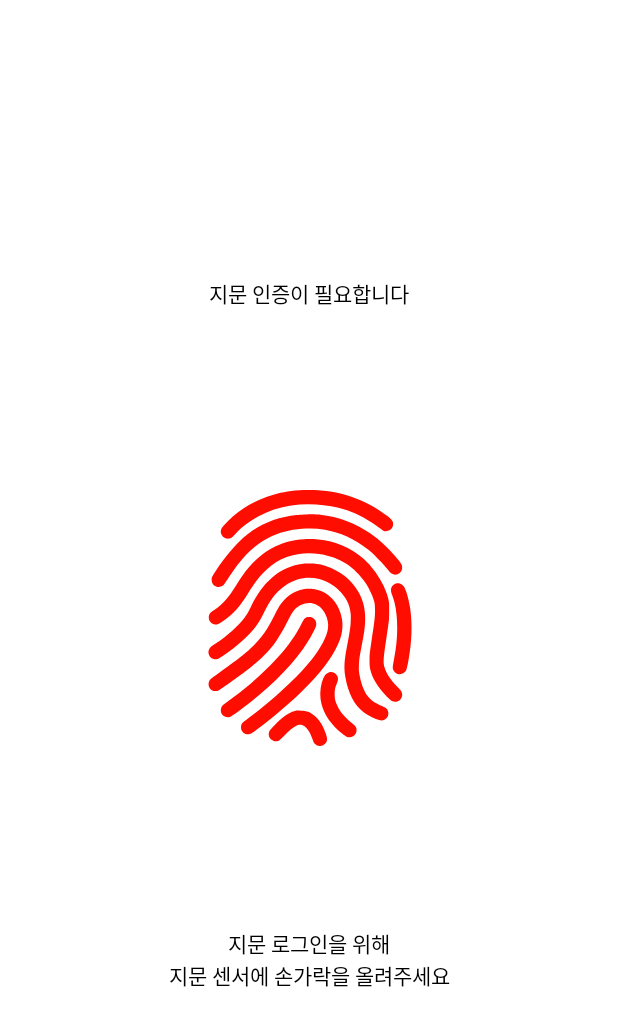
After one commit to matteblack9/self_Sovereign_BlockChain, an Android app: the FingerPrintAuthActivity screen opened directly, with no data from a screen before it, on a phone screen of 412 x 824 dp. The commit adds this screen. Shown: the top 1026 px of the screen. Run offline under Robolectric (Android 15) with nearby library versions, the phone set to English and light mode, and no system bars; libraries missing offline, so code that uses them is left out: com.multidots.fingerprintauth; 2 statements that could not run were skipped.

Commit message:
second android commit

```diff
--- a/hackathon_ad/app/build.gradle
+++ b/hackathon_ad/app/build.gradle
@@ -22,6 +22,8 @@ dependencies {
     implementation fileTree(dir: 'libs', include: ['*.jar'])
     implementation 'com.android.support:appcompat-v7:26.1.0'
     implementation 'com.android.support.constraint:constraint-layout:1.1.2'
+    implementation 'com.multidots:fingerprint-auth:1.0.1'
+    implementation 'com.github.kenglxn.QRGen:android:2.5.0'
     testImplementation 'junit:junit:4.12'
     androidTestImplementation 'com.android.support.test:runner:1.0.2'
     androidTestImplementation 'com.android.support.test.espresso:espresso-core:3.0.2'
--- a/hackathon_ad/app/src/main/java/android/blockchain/hackathon/MainActivity.java
+++ b/hackathon_ad/app/src/main/java/android/blockchain/hackathon/MainActivity.java
@@ -1,13 +1,13 @@
 package android.blockchain.hackathon;
 
-import android.support.v7.app.AppCompatActivity;
 import android.os.Bundle;
 
-public class MainActivity extends AppCompatActivity {
+public class MainActivity extends MainBaseActivity {
 
     @Override
     protected void onCreate(Bundle savedInstanceState) {
         super.onCreate(savedInstanceState);
         setContentView(R.layout.activity_main);
+
     }
 }
--- /dev/null
+++ b/hackathon_ad/app/src/main/java/android/blockchain/hackathon/MainBaseActivity.java
@@ -0,0 +1,25 @@
+package android.blockchain.hackathon;
+
+import android.content.Intent;
+import android.os.Bundle;
+import android.support.v7.app.AppCompatActivity;
+
+public class MainBaseActivity extends AppCompatActivity {
+
+    @Override
+    protected void onCreate(Bundle savedInstanceState) {
+        super.onCreate(savedInstanceState);
+        setContentView(R.layout.activity_main_base);
+    }
+
+    @Override
+    public void startActivity(Intent intent) {
+        super.startActivity(intent);
+        overridePendingTransition(android.R.anim.fade_in, android.R.anim.fade_out);
+    }
+
+    @Override
+    public void finish() {
+        super.finish();
+    }
+}
--- /dev/null
+++ b/hackathon_ad/app/src/main/res/drawable/fingerprint.xml
@@ -0,0 +1,39 @@
+<?xml version="1.0" encoding="utf-8"?><!--suppress AndroidUnknownAttribute -->
+<vector xmlns:android="http://schemas.android.com/apk/res/android"
+    android:width="3000dp"
+    android:height="3000dp"
+    android:viewportHeight="2400"
+    android:viewportWidth="2400">
+    <group
+        android:scaleX="0.1"
+        android:scaleY="-0.1"
+        android:translateY="2400">
+        <path
+            android:fillColor="#000000"
+            android:pathData="M11395 23373c-1018 -48 -1794 -171 -2645 -417 -1549 -447 -2926 -1238 -4009 -2301 -423 -416 -620 -667 -660 -845 -15 -67 -13 -217 4 -285 58 -229 260 -429 471 -466 94 -16 271 -6 356 20 113 36 199 113 533 479 489 538 1176 1058 1944 1475 904 490 1891 816 2936 971 1369 203 2844 128 4205 -214 1062 -266 1995 -675 2915 -1278 200 -131 332 -223 610 -427 226 -167 404 -289 464 -320 160 -82 412 -59 580 52 180 119 279 289 289 498 5 126 -8 200 -54 293 -86 175 -405 441 -1033 861 -475 317 -789 503 -1201 709 -331 167 -500 243 -838 379 -1229 493 -2418 746 -3817 813 -185 9 -888 11 -1050 3z" />
+        <path
+            android:fillColor="#000000"
+            android:pathData="M11705 21209c-623 -14 -922 -40 -1426 -124 -1425 -238 -2663 -760 -3768 -1590 -119 -89 -272 -211 -341 -270 -812 -694 -1747 -1814 -2568 -3077 -302 -464 -347 -560 -346 -738 2 -307 165 -535 444 -622 107 -33 257 -32 355 1 101 34 199 86 238 125 61 61 125 151 426 604 164 246 360 534 436 641 1068 1507 2015 2391 3205 2990 880 444 1791 685 2925 776 734 58 1386 34 2039 -76 1348 -226 2613 -809 3835 -1768 264 -207 440 -367 856 -785 428 -428 565 -578 802 -874 266 -333 333 -405 437 -473 239 -157 535 -116 761 106 123 121 178 248 179 415 1 196 -56 321 -275 610 -414 546 -1231 1389 -1818 1879 -172 143 -480 376 -691 522 -1412 981 -2870 1533 -4495 1704 -132 14 -714 37 -850 33 -27 -1 -189 -5 -360 -9z" />
+        <path
+            android:fillColor="#000000"
+            android:pathData="M11465 19009c-972 -58 -1767 -266 -2610 -684 -1115 -553 -2035 -1386 -2908 -2631 -137 -196 -234 -345 -479 -737 -531 -851 -738 -1128 -1157 -1547 -351 -351 -602 -554 -996 -805 -256 -163 -358 -400 -300 -693 43 -214 208 -388 439 -463 94 -31 254 -33 336 -6 351 119 1100 697 1583 1222 373 406 641 769 1072 1455 691 1100 1117 1648 1689 2169 595 543 1139 885 1796 1129 847 314 1867 414 2868 282 900 -119 1775 -436 2468 -892 581 -383 1199 -1002 1646 -1648 343 -495 725 -1324 812 -1760 38 -189 46 -288 53 -605 9 -439 -14 -776 -92 -1356 -39 -286 -54 -388 -195 -1319 -178 -1178 -190 -1286 -197 -1767 -7 -506 12 -726 88 -1013 90 -340 209 -628 396 -960 277 -490 604 -912 1063 -1370 210 -210 353 -333 439 -379 238 -126 545 -79 736 113 182 184 236 465 130 676 -52 103 -110 172 -465 552 -552 590 -914 1154 -1050 1634 -130 461 -107 844 155 2559 155 1013 204 1369 237 1720 18 197 18 1348 0 1495 -31 247 -118 582 -233 897 -299 818 -775 1613 -1408 2353 -138 161 -524 550 -671 676 -1121 960 -2476 1533 -3970 1678 -361 36 -912 46 -1275 25z" />
+        <path
+            android:fillColor="#000000"
+            android:pathData="M11535 16835c-210 -21 -358 -43 -566 -85 -441 -89 -835 -224 -1238 -426 -397 -197 -725 -415 -1091 -723 -169 -142 -568 -542 -725 -726 -440 -517 -787 -1077 -1200 -1935 -220 -457 -307 -606 -520 -888 -565 -751 -1505 -1595 -2615 -2347 -323 -219 -449 -320 -509 -408 -229 -336 -34 -833 370 -943 86 -23 243 -23 324 0 97 28 254 117 515 291 1195 796 2255 1748 2922 2625 246 324 369 534 721 1235 444 884 794 1402 1257 1865 493 493 1107 874 1697 1054 608 184 1315 201 1938 45 314 -79 602 -193 885 -351 673 -377 1246 -942 1560 -1541 207 -394 319 -789 361 -1267 15 -169 6 -677 -15 -881 -45 -431 -113 -869 -227 -1464 -129 -668 -180 -954 -228 -1275 -116 -773 -117 -1293 -5 -1955 236 -1397 789 -2460 1624 -3121 266 -210 686 -441 1090 -599 446 -174 688 -161 909 50 123 118 184 241 197 404 13 153 -54 356 -152 461 -83 89 -156 128 -539 290 -433 183 -719 368 -954 616 -437 461 -712 1072 -896 1989 -82 410 -94 567 -76 983 22 510 55 743 251 1762 207 1084 268 1497 300 2060 52 919 -115 1768 -494 2505 -363 708 -928 1333 -1641 1817 -749 509 -1591 813 -2455 888 -158 14 -617 10 -775 -5z" />
+        <path
+            android:fillColor="#000000"
+            android:pathData="M19634 15056c-184 -60 -354 -224 -417 -404 -15 -43 -20 -84 -20 -167 0 -143 19 -220 127 -512 93 -253 128 -365 186 -605 166 -691 240 -1387 241 -2253 0 -963 -89 -1814 -306 -2914 -85 -435 -100 -592 -70 -734 41 -194 215 -376 420 -439 53 -16 95 -22 170 -21 188 0 331 59 460 188 45 44 93 103 108 131 45 85 129 436 217 904 307 1629 360 3274 150 4655 -114 750 -362 1616 -539 1888 -93 142 -241 252 -391 292 -87 23 -250 19 -336 -9z" />
+        <path
+            android:fillColor="#000000"
+            android:pathData="M11666 14590c-723 -82 -1430 -432 -1937 -957 -149 -155 -256 -289 -372 -466 -129 -194 -205 -333 -455 -822 -330 -647 -488 -936 -690 -1265C7861 10509 7540 10103 7035 9592 6426 8974 5780 8460 4080 7240 3284 6669 3127 6546 3067 6448c-133 -220 -109 -537 56 -736 111 -134 248 -197 455 -208 120 -7 210 7 282 44 178 91 1879 1304 2504 1786 664 511 1085 874 1542 1331 450 450 745 800 1096 1300 306 437 629 988 925 1580 316 632 478 918 609 1081 432 535 1103 796 1720 668 447 -92 837 -407 1071 -865 248 -483 335 -939 267 -1394 -105 -711 -620 -1687 -1423 -2700C11147 7043 9524 5474 7690 4005 7343 3727 7109 3544 6655 3200c-672 -510 -718 -554 -766 -737 -29 -109 -29 -282 0 -373 61 -191 236 -358 435 -415 46 -14 85 -16 175 -13 213 9 275 41 694 351 1980 1464 3926 3192 5233 4647 1248 1388 2093 2760 2358 3825 114 457 136 974 61 1400 -104 592 -327 1125 -648 1550 -147 195 -379 435 -557 578 -365 294 -788 475 -1298 558 -144 24 -537 34 -676 19z" />
+        <path
+            android:fillColor="#000000"
+            android:pathData="M11840 12080c-104 -8 -171 -30 -247 -79 -115 -74 -149 -125 -382 -578 -231 -451 -393 -727 -646 -1103C9986 9459 9333 8677 8430 7766 7305 6631 6139 5635 4770 4640c-497 -361 -571 -426 -632 -551 -81 -166 -89 -408 -19 -548 66 -129 177 -239 306 -301 150 -73 309 -86 458 -40 112 35 420 244 1002 680 2313 1734 4215 3594 5495 5375 223 310 493 724 653 1003 160 277 416 779 475 932 77 197 68 405 -25 583 -69 132 -227 262 -358 295 -59 15 -188 20 -285 12z" />
+        <path
+            android:fillColor="#000000"
+            android:pathData="M13720 7184c-142 -37 -288 -143 -386 -280 -97 -135 -220 -422 -288 -669 -167 -611 -177 -1286 -26 -1870 253 -978 869 -1857 1860 -2652 187 -151 338 -253 413 -281 301 -113 649 28 786 318 47 100 64 193 59 325 -4 110 -6 117 -46 197 -57 114 -126 186 -375 395 -335 280 -776 730 -969 988 -117 156 -279 448 -378 680 -136 318 -180 540 -180 915 0 376 47 608 187 915 128 283 145 488 55 679 -118 251 -450 409 -712 340z" />
+        <path
+            android:fillColor="#000000"
+            android:pathData="M10733 3756c-192 -36 -516 -177 -769 -336 -317 -197 -578 -415 -1008 -840 -380 -375 -527 -552 -593 -712 -54 -132 -37 -364 38 -494 86 -151 266 -285 430 -319 103 -22 226 -19 301 6 136 46 199 99 618 520 389 391 578 554 847 730 117 76 250 145 353 181 86 30 257 32 340 5 268 -89 493 -314 689 -687 78 -150 142 -300 229 -540 126 -349 134 -364 227 -455 138 -136 242 -185 415 -193 127 -5 197 10 320 69 68 33 101 58 165 123 126 127 179 257 178 436 -1 115 -23 213 -98 436 -211 625 -487 1104 -840 1459 -276 276 -475 407 -816 534 -229 85 -220 84 -609 87 -257 2 -363 0 -417 -10z" />
+    </group>
+</vector>
--- /dev/null
+++ b/hackathon_ad/app/src/main/res/layout/activity_finger_print_auth.xml
@@ -0,0 +1,74 @@
+<?xml version="1.0" encoding="utf-8"?>
+<android.support.constraint.ConstraintLayout xmlns:android="http://schemas.android.com/apk/res/android"
+    xmlns:app="http://schemas.android.com/apk/res-auto"
+    xmlns:tools="http://schemas.android.com/tools"
+    android:layout_width="match_parent"
+    android:layout_height="match_parent"
+    tools:context="android.blockchain.hackathon.FingerPrintAuthActivity">
+
+    <ImageView
+        android:id="@+id/id_img_finger"
+        android:layout_width="180dp"
+        android:layout_height="180dp"
+        android:scaleType="fitCenter"
+        android:src="@drawable/fingerprint"
+        android:tint="@color/colorPrimaryDark"
+        app:layout_constraintBottom_toTopOf="@id/guideline2"
+        app:layout_constraintEnd_toStartOf="@id/guideline4"
+        app:layout_constraintStart_toEndOf="@id/guideline3"
+        app:layout_constraintTop_toBottomOf="@id/guideline1" />
+
+    <TextView
+        android:layout_width="match_parent"
+        android:layout_height="wrap_content"
+        android:gravity="center"
+        android:text="@string/fingerprint_need_message"
+        android:textColor="@android:color/black"
+        app:layout_constraintBottom_toTopOf="@id/guideline1" />
+
+    <TextView
+        android:id="@+id/text_fingerprint_message_1"
+        android:layout_width="match_parent"
+        android:layout_height="wrap_content"
+        android:gravity="center"
+        android:text="@string/fingerprint_explain_message1"
+        android:textColor="@android:color/black"
+        app:layout_constraintTop_toBottomOf="@id/guideline2" />
+
+    <TextView
+        android:layout_width="match_parent"
+        android:layout_height="wrap_content"
+        android:gravity="center"
+        android:text="@string/fingerprint_explain_message2"
+        android:textColor="@android:color/black"
+        app:layout_constraintTop_toBottomOf="@id/text_fingerprint_message_1" />
+
+    <android.support.constraint.Guideline
+        android:id="@+id/guideline1"
+        android:layout_width="wrap_content"
+        android:layout_height="wrap_content"
+        android:orientation="horizontal"
+        app:layout_constraintGuide_percent="0.25" />
+
+    <android.support.constraint.Guideline
+        android:id="@+id/guideline2"
+        android:layout_width="wrap_content"
+        android:layout_height="wrap_content"
+        android:orientation="horizontal"
+        app:layout_constraintGuide_percent="0.75" />
+
+    <android.support.constraint.Guideline
+        android:id="@+id/guideline3"
+        android:layout_width="wrap_content"
+        android:layout_height="wrap_content"
+        android:orientation="vertical"
+        app:layout_constraintGuide_percent="0.25" />
+
+    <android.support.constraint.Guideline
+        android:id="@+id/guideline4"
+        android:layout_width="wrap_content"
+        android:layout_height="wrap_content"
+        android:orientation="vertical"
+        app:layout_constraintGuide_percent="0.75" />
+
+</android.support.constraint.ConstraintLayout>
--- a/hackathon_ad/app/src/main/res/values/colors.xml
+++ b/hackathon_ad/app/src/main/res/values/colors.xml
@@ -1,6 +1,10 @@
 <?xml version="1.0" encoding="utf-8"?>
 <resources>
     <color name="colorPrimary">#3F51B5</color>
-    <color name="colorPrimaryDark">#303F9F</color>
+    <color name="colorPrimaryDark">#ff0d01</color>
     <color name="colorAccent">#FF4081</color>
+    <color name="colorBackground">#ffffff</color>
+    <color name="custom_colorBackground">#ffffff</color>
+    <color name="custom_successFingerAuth">#4974ff</color>
+
 </resources>
--- a/hackathon_ad/app/src/main/res/values/strings.xml
+++ b/hackathon_ad/app/src/main/res/values/strings.xml
@@ -1,3 +1,6 @@
 <resources>
     <string name="app_name">Hackathon</string>
+    <string name="fingerprint_need_message">지문 인증이 필요합니다</string>
+    <string name="fingerprint_explain_message1">지문 로그인을 위해</string>
+    <string name="fingerprint_explain_message2">지문 센서에 손가락을 올려주세요</string>
 </resources>
--- a/hackathon_ad/app/src/main/res/values/styles.xml
+++ b/hackathon_ad/app/src/main/res/values/styles.xml
@@ -1,11 +1,12 @@
 <resources>
 
     <!-- Base application theme. -->
-    <style name="AppTheme" parent="Theme.AppCompat.Light.DarkActionBar">
+    <style name="AppTheme" parent="Theme.AppCompat.Light.NoActionBar">
         <!-- Customize your theme here. -->
         <item name="colorPrimary">@color/colorPrimary</item>
         <item name="colorPrimaryDark">@color/colorPrimaryDark</item>
         <item name="colorAccent">@color/colorAccent</item>
+        <item name="android:colorBackground">@color/colorBackground</item>
     </style>
 
 </resources>
--- a/hackathon_ad/build.gradle
+++ b/hackathon_ad/build.gradle
@@ -19,6 +19,7 @@ allprojects {
     repositories {
         google()
         jcenter()
+        maven { url "https://jitpack.io" }
     }
 }
 
```
Also changed, not shown: hackathon_ad/app/src/main/AndroidManifest.xml (+7 -1 lines), hackathon_ad/app/src/main/java/android/blockchain/hackathon/FingerPrintAuthActivity.java (added, +152 -0 lines), hackathon_ad/app/src/main/java/android/blockchain/hackathon/QRCodeActivity.java (added, +26 -0 lines), hackathon_ad/app/src/main/java/android/blockchain/hackathon/SplashActivity.java (added, +23 -0 lines), hackathon_ad/app/src/main/res/anim/viberate_horizontal.xml (added, +27 -0 lines), hackathon_ad/app/src/main/res/layout/activity_main_base.xml (added, +8 -0 lines), hackathon_ad/app/src/main/res/layout/activity_qrcode.xml (added, +46 -0 lines), hackathon_ad/app/src/main/res/layout/activity_splash.xml (added, +32 -0 lines).
